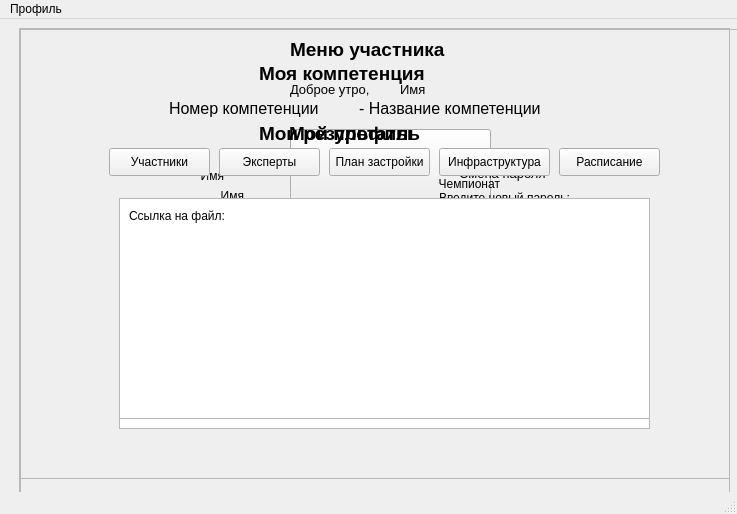
Before: the Qt Designer form ui_files/CompetitorWindowUi.ui in antons201/WorldSkills__CourseWork, drawn with Qt 5.
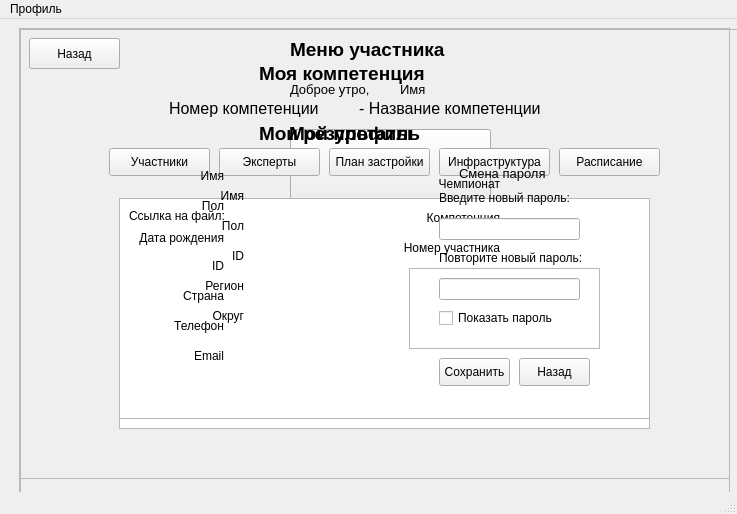
After: the same form once the commit is applied.

```diff
--- a/ui_files/CompetitorWindowUi.ui
+++ b/ui_files/CompetitorWindowUi.ui
@@ -420,6 +420,19 @@
       <string/>
      </property>
     </widget>
+    <widget class="QPushButton" name="RBackButton">
+     <property name="geometry">
+      <rect>
+       <x>10</x>
+       <y>10</y>
+       <width>91</width>
+       <height>31</height>
+      </rect>
+     </property>
+     <property name="text">
+      <string>Назад</string>
+     </property>
+    </widget>
    </widget>
    <widget class="QFrame" name="MyProfileFrame">
     <property name="geometry">
@@ -562,7 +575,7 @@
       </rect>
      </property>
      <property name="text">
-      <string>Выход</string>
+      <string>Назад</string>
      </property>
     </widget>
     <widget class="QLabel" name="RepeatPasswordLabel">
@@ -1018,7 +1031,24 @@
       <string>Участники</string>
      </property>
     </widget>
+    <widget class="QPushButton" name="CBackButton">
+     <property name="geometry">
+      <rect>
+       <x>10</x>
+       <y>10</y>
+       <width>91</width>
+       <height>31</height>
+      </rect>
+     </property>
+     <property name="text">
+      <string>Назад</string>
+     </property>
+    </widget>
    </widget>
+   <zorder>MainFrame</zorder>
+   <zorder>CompetitionFrame</zorder>
+   <zorder>ResultsFrame</zorder>
+   <zorder>MyProfileFrame</zorder>
   </widget>
   <widget class="QMenuBar" name="menubar">
    <property name="geometry">
```
